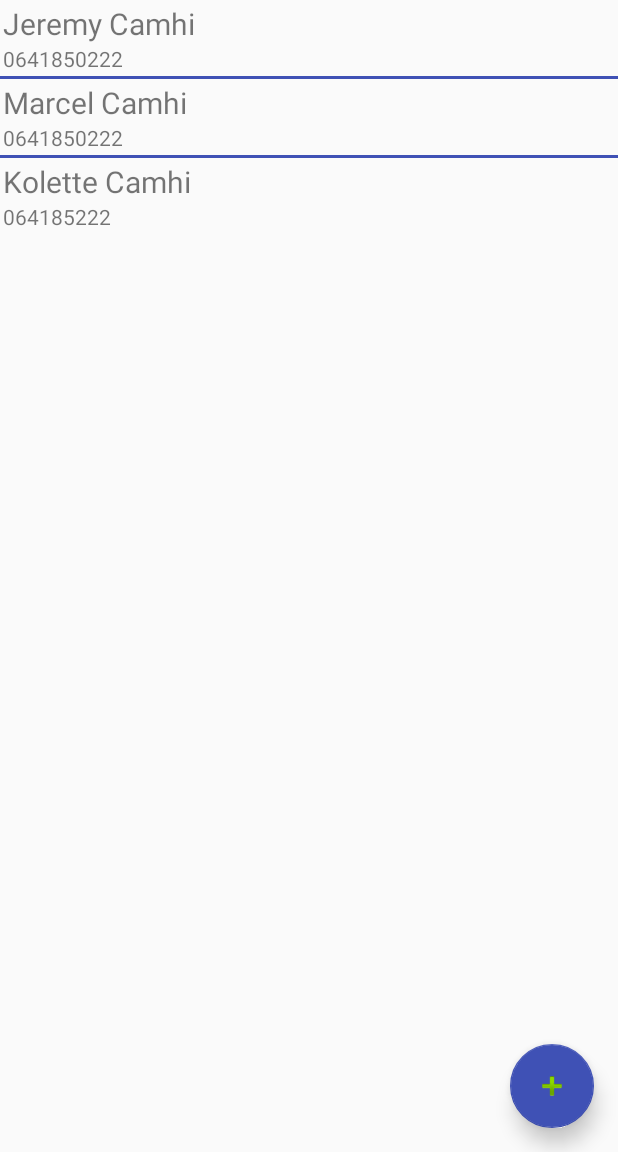
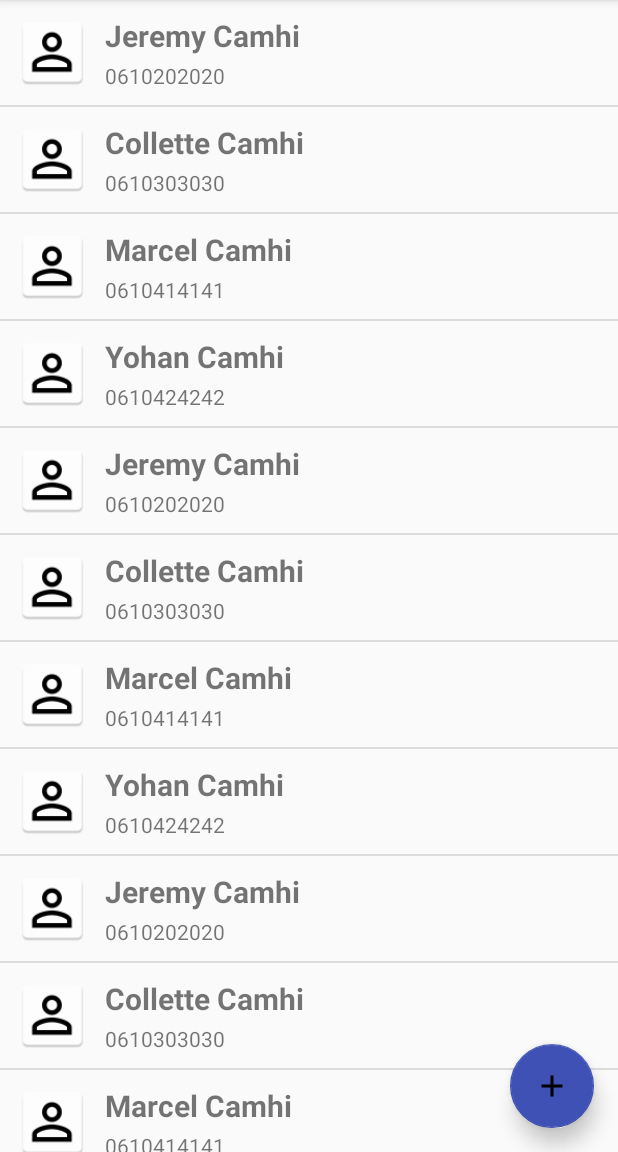
Before and after one commit to JeremShy/ft_hangouts, an Android app: the screen it shows after launch (MainActivity), on a phone screen of 412 x 824 dp, the part 84-1236 px from its top. Run offline under Robolectric (Android 15) with nearby library versions, the phone set to English and light mode, and no system bars.

Commit message:
On avance ben !

```diff
--- /dev/null
+++ b/app/src/main/java/fr/h3lp/jcamhi/ft_hangouts/Contact.java
@@ -0,0 +1,58 @@
+package fr.h3lp.jcamhi.ft_hangouts;
+
+import android.graphics.drawable.Drawable;
+
+/**
+ * Created by jcamhi on 9/3/17.
+ */
+
+public class Contact {
+    private String _nom;
+    private String _prenom;
+    private String _numero;
+
+    private Drawable _avatar;
+
+    public Contact(String nom, String prenom, String numero, Drawable drawable) {
+        this._nom = nom;
+        this._prenom = prenom;
+        this._numero = numero;
+        this._avatar = drawable;
+    }
+
+    public String get_nom() {
+        return _nom;
+    }
+
+    public void set_nom(String _nom) {
+        this._nom = _nom;
+    }
+
+    public String get_prenom() {
+        return _prenom;
+    }
+
+    public void set_prenom(String _prenom) {
+        this._prenom = _prenom;
+    }
+
+    public String get_numero() {
+        return _numero;
+    }
+
+    public void set_numero(String _numero) {
+        this._numero = _numero;
+    }
+
+    public Drawable get_avatar() {
+        return _avatar;
+    }
+
+    public void set_avatar(Drawable _avatar) {
+        this._avatar = _avatar;
+    }
+
+    public String get_nom_prenom() {
+        return (_nom + " " + _prenom);
+    }
+}
--- /dev/null
+++ b/app/src/main/java/fr/h3lp/jcamhi/ft_hangouts/ContactViewHolder.java
@@ -0,0 +1,13 @@
+package fr.h3lp.jcamhi.ft_hangouts;
+
+import android.widget.ImageView;
+import android.widget.TextView;
+/**
+ * Created by jcamhi on 9/3/17.
+ */
+
+class ContactViewHolder {
+    public TextView nom_prenom;
+    public TextView numero;
+    public ImageView avatar;
+}
--- a/app/src/main/java/fr/h3lp/jcamhi/ft_hangouts/MainActivity.java
+++ b/app/src/main/java/fr/h3lp/jcamhi/ft_hangouts/MainActivity.java
@@ -1,25 +1,60 @@
 package fr.h3lp.jcamhi.ft_hangouts;
 
+import android.content.Context;
+import android.support.design.widget.FloatingActionButton;
+import android.support.v4.content.ContextCompat;
 import android.support.v7.app.AppCompatActivity;
 import android.os.Bundle;
 import android.support.v7.widget.Toolbar;
 import android.view.Menu;
 import android.view.MenuItem;
+import android.view.View;
+import android.widget.ListAdapter;
+import android.widget.ListView;
 import android.widget.Toast;
+
+import java.util.ArrayList;
+import java.util.List;
 
 public class MainActivity extends AppCompatActivity {
 
-    private Toolbar mToolbar;
+    private Toolbar _toolbar;
+    private ListView _listView;
+    private MyAdapter _adapter;
+
+    public List<Contact> get_contacts() {
+        return _contacts;
+    }
+
+    private List<Contact> _contacts;
 
     @Override
     protected void onCreate(Bundle savedInstanceState) {
         super.onCreate(savedInstanceState);
         setContentView(R.layout.activity_main);
 
-        mToolbar = (Toolbar)findViewById(R.id.toolbar);
+        _toolbar = (Toolbar)findViewById(R.id.toolbar);
 
-        setSupportActionBar(mToolbar);
+        setSupportActionBar(_toolbar);
         getSupportActionBar().setDisplayShowHomeEnabled(true);
+
+        _listView = (ListView) findViewById(R.id.list_view);
+
+        this._contacts = this.getContacts();
+        _adapter = new MyAdapter(MainActivity.this, this._contacts);
+        _listView.setAdapter(_adapter);
+        ((FloatingActionButton)findViewById(R.id.fab)).setOnClickListener(this.add_contact);
+    }
+
+    private List<Contact>getContacts(){
+        List<Contact> contacts = new ArrayList<Contact>();
+        for (int i = 0; i < 10; i++) {
+            contacts.add(new Contact("Jeremy", "Camhi", "0610202020", getDrawable(R.mipmap.ic_person)));
+            contacts.add(new Contact("Collette", "Camhi", "0610303030", getDrawable(R.mipmap.ic_person)));
+            contacts.add(new Contact("Marcel", "Camhi", "0610414141", getDrawable(R.mipmap.ic_person)));
+            contacts.add(new Contact("Yohan", "Camhi", "0610424242", getDrawable(R.mipmap.ic_person)));
+        }
+        return contacts;
     }
 
     @Override
@@ -42,4 +77,12 @@ public class MainActivity extends AppCompatActivity {
         }
         return super.onOptionsItemSelected(item);
     }
+    private View.OnClickListener add_contact = new View.OnClickListener() {
+        @Override
+        public void onClick(View v){
+            Toast.makeText(MainActivity.this, "Adding a contact", Toast.LENGTH_SHORT).show();
+            MainActivity.this._contacts.add(new Contact("Jeremy", "Camhi", "0610202020", getDrawable(R.mipmap.ic_person)));
+            MainActivity.this._adapter.notifyDataSetChanged();
+        }
+    };
 }
--- /dev/null
+++ b/app/src/main/java/fr/h3lp/jcamhi/ft_hangouts/MyAdapter.java
@@ -0,0 +1,47 @@
+package fr.h3lp.jcamhi.ft_hangouts;
+
+import android.content.Context;
+import android.graphics.drawable.ColorDrawable;
+import android.view.LayoutInflater;
+import android.view.View;
+import android.view.ViewGroup;
+import android.widget.ArrayAdapter;
+import android.widget.BaseAdapter;
+import android.widget.ImageView;
+import android.widget.TextView;
+
+import java.util.List;
+
+/**
+ * Created by jcamhi on 9/3/17.
+ */
+
+class MyAdapter extends ArrayAdapter<Contact> {
+
+    public MyAdapter(Context context, List<Contact> contacts){
+        super(context, 0, contacts);
+    }
+
+    @Override
+    public View getView(int i, View convertView, ViewGroup parent) {
+        if (convertView == null){
+            convertView = LayoutInflater.from(getContext()).inflate(R.layout.row_contact, parent, false);
+        }
+        ContactViewHolder viewHolder = (ContactViewHolder) convertView.getTag();
+        if (viewHolder == null){
+            viewHolder = new ContactViewHolder();
+            viewHolder.nom_prenom = (TextView)convertView.findViewById(R.id.nom_prenom);
+            viewHolder.numero = (TextView)convertView.findViewById(R.id.numero);
+            viewHolder.avatar = (ImageView)convertView.findViewById(R.id.avatar);
+            convertView.setTag(viewHolder);
+        }
+
+        Contact contact = getItem(i);
+
+        viewHolder.nom_prenom.setText(contact.get_nom_prenom());
+        viewHolder.numero.setText(contact.get_numero());
+        viewHolder.avatar.setImageDrawable(contact.get_avatar());
+
+        return (convertView);
+    }
+}
--- /dev/null
+++ b/app/src/main/res/drawable/ic_add_black_24dp.xml
@@ -0,0 +1,9 @@
+<vector xmlns:android="http://schemas.android.com/apk/res/android"
+        android:width="24dp"
+        android:height="24dp"
+        android:viewportWidth="24.0"
+        android:viewportHeight="24.0">
+    <path
+        android:fillColor="#FF000000"
+        android:pathData="M19,13h-6v6h-2v-6H5v-2h6V5h2v6h6v2z"/>
+</vector>
--- a/app/src/main/res/layout/activity_main.xml
+++ b/app/src/main/res/layout/activity_main.xml
@@ -5,110 +5,28 @@
     android:layout_width="match_parent"
     android:layout_height="match_parent"
     tools:context="fr.h3lp.jcamhi.ft_hangouts.MainActivity">
-
-    <LinearLayout
-        android:layout_width="fill_parent"
-        android:layout_height="wrap_content"
-        android:layout_alignParentTop="true"
-        android:orientation="vertical"
-        android:id="@+id/linear_layout">
-
+    <RelativeLayout
+        android:layout_width="match_parent"
+        android:layout_height="match_parent">
         <include
             android:id="@+id/toolbar"
             layout="@layout/toolbar" />
+        <ListView
+            android:layout_width="match_parent"
+            android:layout_height="match_parent"
+            android:layout_below="@id/toolbar"
+            android:elevation="0dp"
+            android:id="@+id/list_view">
+        </ListView>
+    </RelativeLayout>
 
-        <TableLayout
-            android:id="@+id/table"
-            android:layout_width="match_parent"
-            android:layout_height="match_parent">
-
-            <TableRow
-                android:layout_width="match_parent"
-                android:layout_height="match_parent"
-                android:padding="2dp">
-
-                <LinearLayout
-                    android:layout_width="match_parent"
-                    android:layout_height="match_parent"
-                    android:orientation="vertical">
-
-                    <TextView
-                        android:id="@+id/textView"
-                        android:layout_width="match_parent"
-                        android:layout_height="wrap_content"
-                        android:text="Jeremy Camhi"
-                        android:textSize="20sp"/>
-
-                    <TextView
-                        android:id="@+id/textView2"
-                        android:layout_width="match_parent"
-                        android:layout_height="wrap_content"
-                        android:text="0641850222" />
-                </LinearLayout>
-
-            </TableRow>
-
-            <View
-                android:layout_height="2dip"
-                android:background="@color/colorAccent" />
-
-            <TableRow
-                android:layout_width="match_parent"
-                android:layout_height="match_parent"
-                android:padding="2dp">
-
-                <LinearLayout
-                    android:layout_width="match_parent"
-                    android:layout_height="match_parent"
-                    android:orientation="vertical">
-                    <TextView
-                        android:id="@+id/textView3"
-                        android:layout_width="match_parent"
-                        android:layout_height="wrap_content"
-                        android:text="Marcel Camhi"
-                        android:textSize="20sp"/>
-                    <TextView
-                        android:id="@+id/textView4"
-                        android:layout_width="match_parent"
-                        android:layout_height="wrap_content"
-                        android:text="0641850222" />
-                </LinearLayout>
-            </TableRow>
-            <View
-                android:layout_height="2dip"
-                android:background="@color/colorAccent" />
-            <TableRow
-                android:layout_width="match_parent"
-                android:layout_height="match_parent"
-                android:padding="2dp">
-
-                <LinearLayout
-                    android:layout_width="match_parent"
-                    android:layout_height="match_parent"
-                    android:orientation="vertical">
-
-                    <TextView
-                        android:id="@+id/textView5"
-                        android:layout_width="match_parent"
-                        android:layout_height="wrap_content"
-                        android:text="Kolette Camhi"
-                        android:textSize="20sp"/>
-
-                    <TextView
-                        android:id="@+id/textView6"
-                        android:layout_width="match_parent"
-                        android:layout_height="wrap_content"
-                        android:text="064185222" />
-                </LinearLayout>
-            </TableRow>
-        </TableLayout>
-    </LinearLayout>
     <android.support.design.widget.FloatingActionButton
+        android:id="@+id/fab"
         android:layout_margin="16dp"
         android:layout_width="wrap_content"
         android:layout_height="wrap_content"
         app:elevation="8dp"
         app:fabSize="normal"
         android:layout_gravity="bottom|right"
-        app:srcCompat="@android:drawable/ic_input_add" />
+        app:srcCompat="@drawable/ic_add_black_24dp" />
 </android.support.design.widget.CoordinatorLayout>
--- /dev/null
+++ b/app/src/main/res/layout/row_contact.xml
@@ -0,0 +1,30 @@
+<?xml version="1.0" encoding="utf-8"?>
+<RelativeLayout
+    xmlns:android="http://schemas.android.com/apk/res/android"
+    xmlns:tool="http://schemas.android.com/tools"
+    android:layout_width="match_parent"
+    android:layout_height="match_parent"
+    android:padding="10dp">
+    <ImageView
+        android:layout_width="50dp"
+        android:layout_height="50dp"
+        android:id="@+id/avatar"/>
+    <TextView
+        android:layout_width="wrap_content"
+        android:layout_height="wrap_content"
+        android:id="@+id/nom_prenom"
+        android:layout_marginLeft="10dp"
+        android:layout_toRightOf="@id/avatar"
+        android:layout_alignTop="@id/avatar"
+        android:textStyle="bold"
+        android:text="Nom Prenom"
+        android:textSize="20dp"/>
+    <TextView
+        android:layout_width="wrap_content"
+        android:layout_height="wrap_content"
+        android:id="@+id/numero"
+        android:layout_marginLeft="10dp"
+        android:layout_toRightOf="@id/avatar"
+        android:layout_alignBottom="@id/avatar"
+        android:text="0612212121"/>
+</RelativeLayout>
--- a/app/src/main/res/layout/toolbar.xml
+++ b/app/src/main/res/layout/toolbar.xml
@@ -2,9 +2,11 @@
 <android.support.v7.widget.Toolbar xmlns:android="http://schemas.android.com/apk/res/android"
     xmlns:local="http://schemas.android.com/apk/res-auto"
     android:id="@+id/toolbar"
+    android:elevation="4dp"
     android:layout_width="match_parent"
     android:layout_height="wrap_content"
     android:minHeight="?attr/actionBarSize"
     android:background="?attr/colorPrimary"
     local:theme="@style/ThemeOverlay.AppCompat.Dark.ActionBar"
-    local:popupTheme="@style/ThemeOverlay.AppCompat.Light" />
+    local:popupTheme="@style/ThemeOverlay.AppCompat.Light"
+    android:layout_gravity="top"/>
```
Also changed, not shown: app/src/main/ic_person-web.png (added), app/src/main/res/mipmap-hdpi/ic_person.png (added), app/src/main/res/mipmap-mdpi/ic_person.png (added), app/src/main/res/mipmap-xhdpi/ic_person.png (added), app/src/main/res/mipmap-xxhdpi/ic_person.png (added), app/src/main/res/mipmap-xxxhdpi/ic_person.png (added).
